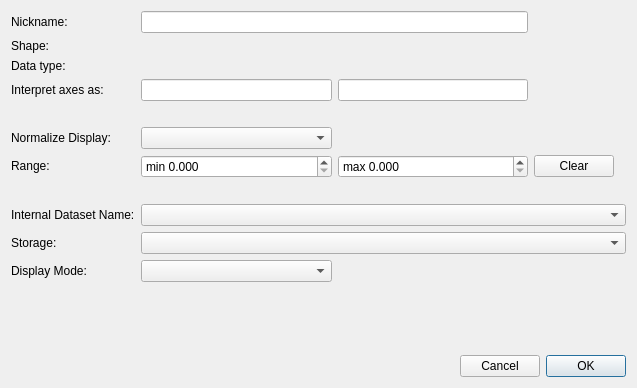
ilastik/ilastik, file ilastik/applets/dataSelection/datasetInfoEditorWidget.ui: the form before one commit.
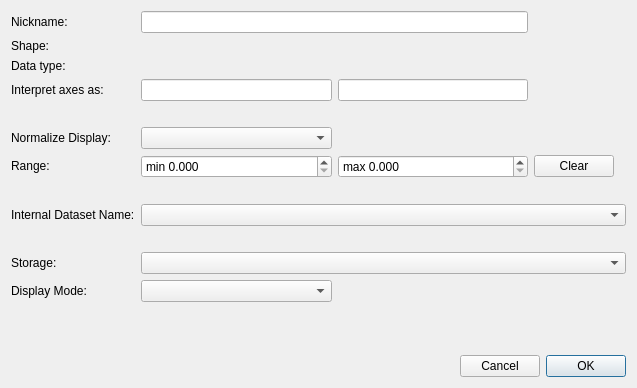
The form after the commit. Icons and pictures are not drawn.

Commit message: Adds warning messages when changing inner dataset in datasetInfoEditorWidget

```diff
--- a/ilastik/applets/dataSelection/datasetInfoEditorWidget.ui
+++ b/ilastik/applets/dataSelection/datasetInfoEditorWidget.ui
@@ -275,7 +275,20 @@
        </property>
       </widget>
      </item>
-     <item row="9" column="0">
+     <item row="9" column="1" colspan="5">
+      <widget class="QLabel" name="internalDatasetNameComboBoxMessage">
+       <property name="sizePolicy">
+        <sizepolicy hsizetype="Preferred" vsizetype="Fixed">
+         <horstretch>0</horstretch>
+         <verstretch>0</verstretch>
+        </sizepolicy>
+       </property>
+       <property name="styleSheet">
+        <string notr="true">color: gray; font-style: italic</string>
+       </property>
+      </widget>
+     </item>
+     <item row="10" column="0">
       <widget class="QLabel" name="label_8">
        <property name="sizePolicy">
         <sizepolicy hsizetype="Preferred" vsizetype="Fixed">
@@ -288,7 +301,7 @@
        </property>
       </widget>
      </item>
-     <item row="9" column="1" colspan="5">
+     <item row="10" column="1" colspan="5">
       <widget class="QComboBox" name="storageComboBox">
        <property name="sizePolicy">
         <sizepolicy hsizetype="Preferred" vsizetype="Fixed">
@@ -298,7 +311,7 @@
        </property>
       </widget>
      </item>
-     <item row="10" column="0">
+     <item row="11" column="0">
       <widget class="QLabel" name="label_2">
        <property name="sizePolicy">
         <sizepolicy hsizetype="Preferred" vsizetype="Fixed">
@@ -311,7 +324,7 @@
        </property>
       </widget>
      </item>
-     <item row="10" column="1">
+     <item row="11" column="1">
       <widget class="QComboBox" name="displayModeComboBox">
        <property name="sizePolicy">
         <sizepolicy hsizetype="Preferred" vsizetype="Fixed">
```
The commit also changes 1 other file.
